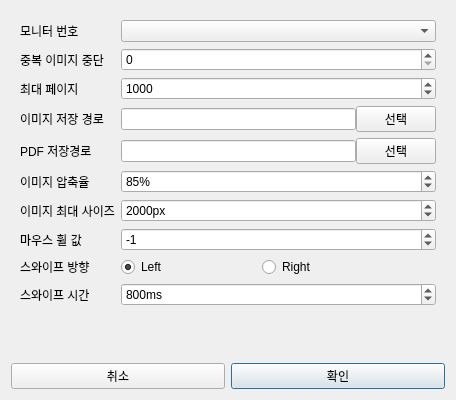
Old version of the form ui/setting_dialog.ui in the repository gyuha/capture-macro2.
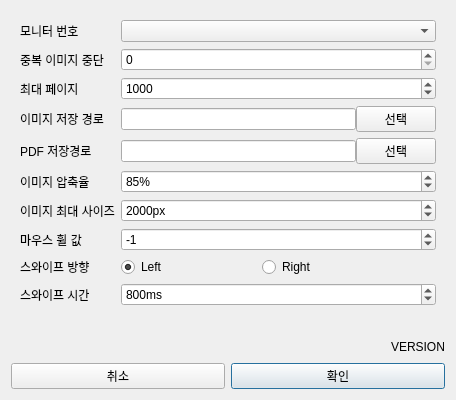
New version of the form.

Diff of the .ui file:
```diff
--- a/ui/setting_dialog.ui
+++ b/ui/setting_dialog.ui
@@ -331,6 +331,30 @@
      </property>
     </spacer>
    </item>
+   <item>
+    <layout class="QHBoxLayout" name="horizontalLayout_6">
+     <item>
+      <spacer name="horizontalSpacer_2">
+       <property name="orientation">
+        <enum>Qt::Orientation::Horizontal</enum>
+       </property>
+       <property name="sizeHint" stdset="0">
+        <size>
+         <width>40</width>
+         <height>20</height>
+        </size>
+       </property>
+      </spacer>
+     </item>
+     <item>
+      <widget class="QLabel" name="lbVersion">
+       <property name="text">
+        <string>VERSION</string>
+       </property>
+      </widget>
+     </item>
+    </layout>
+   </item>
    <item>
     <layout class="QHBoxLayout" name="horizontalLayout">
      <item>
```
Left out of the diff: 10 changed lines with no effect on the pictures.
